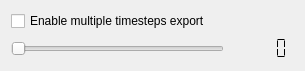
nens/threedi-results-analysis, file processing/ui/widgetTimeSliderCheckbox.ui: the form before one commit.
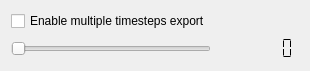
The form after the commit.

Commit message: Water depth algorithm: include days in time display

What changed in the file:
```diff
--- a/processing/ui/widgetTimeSliderCheckbox.ui
+++ b/processing/ui/widgetTimeSliderCheckbox.ui
@@ -13,6 +13,9 @@
   <property name="windowTitle">
    <string>Form</string>
   </property>
+  <property name="styleSheet">
+   <string notr="true">selection-background-color: rgb(218, 218, 218);</string>
+  </property>
   <layout class="QGridLayout" name="gridLayout">
    <item row="1" column="3">
     <widget class="QLCDNumber" name="lcdNumber">
@@ -22,6 +25,9 @@
      <property name="frameShadow">
       <enum>QFrame::Raised</enum>
      </property>
+     <property name="digitCount">
+      <number>7</number>
+     </property>
      <property name="segmentStyle">
       <enum>QLCDNumber::Flat</enum>
      </property>
```
The commit also changes 3 other files.
